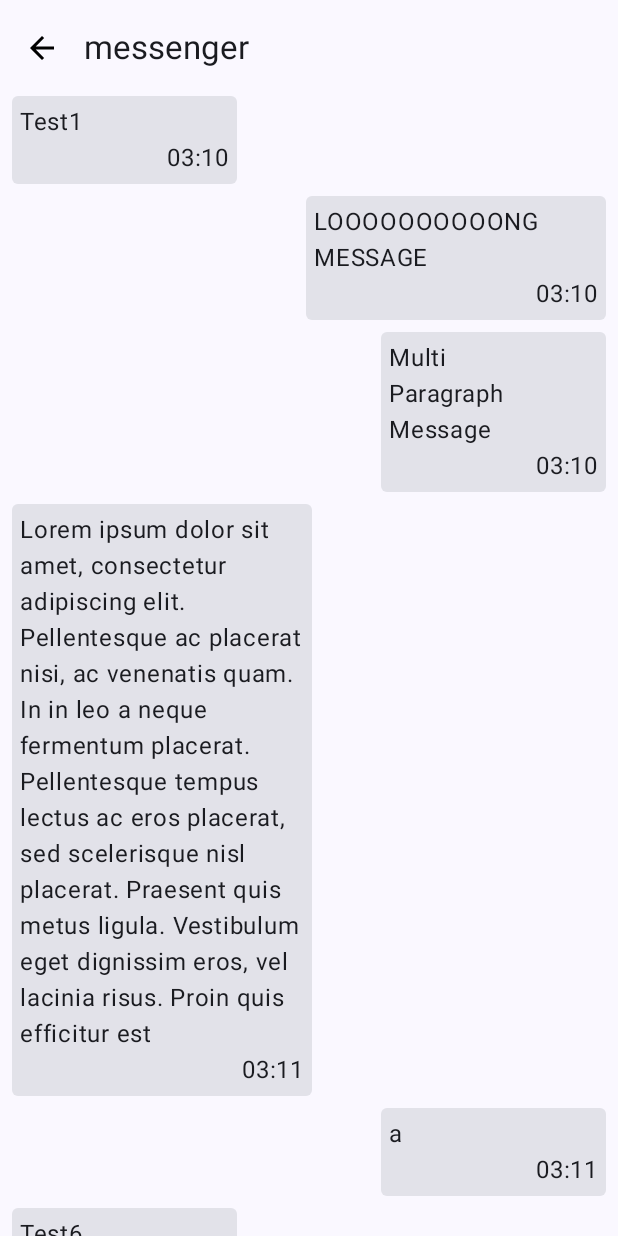
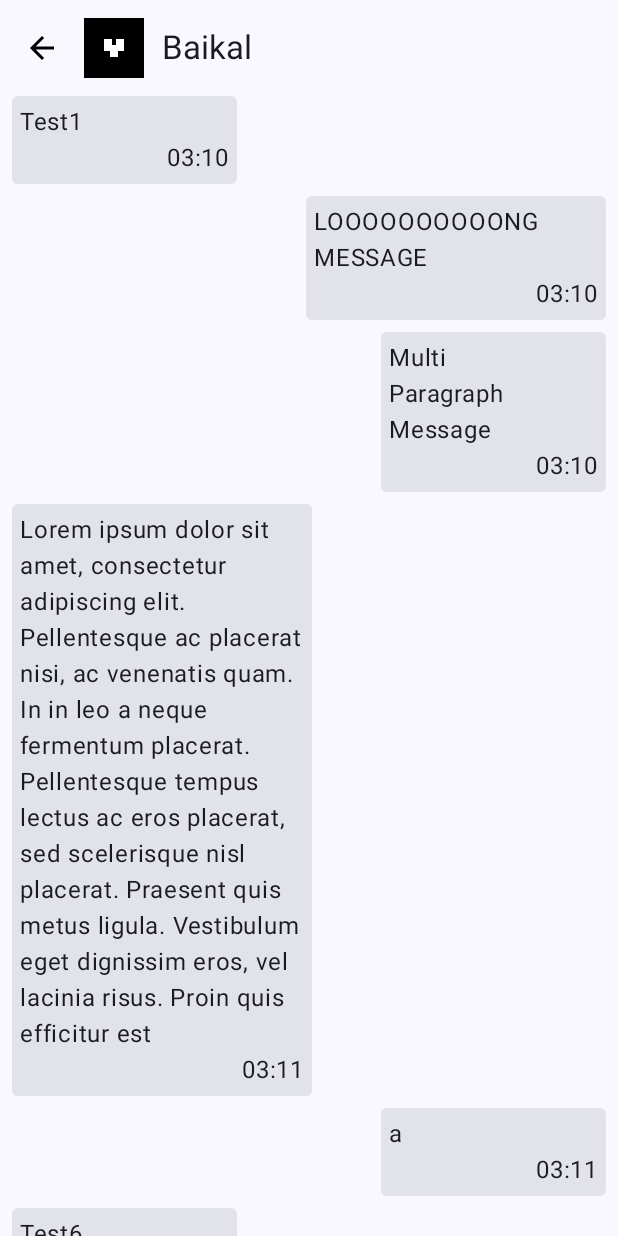
Before and after one commit to AbdDinmukhamed/TI_Messenger, an Android app built with Jetpack Compose: the screen it shows after launch (MainActivity), after a tap on "Baikal", on a phone screen of 412 x 824 dp. Run offline under Robolectric (Android 15) with nearby library versions, the phone set to English and light mode, and no system bars.

Commit message:
adding dynamic top bar

```diff
--- a/app/src/main/java/com/example/ti_messenger/MessengerScreen.kt
+++ b/app/src/main/java/com/example/ti_messenger/MessengerScreen.kt
@@ -2,7 +2,9 @@ package com.example.ti_messenger
 
 import androidx.annotation.StringRes
 import androidx.compose.foundation.Image
+import androidx.compose.foundation.layout.Row
 import androidx.compose.foundation.layout.padding
+import androidx.compose.foundation.layout.size
 import androidx.compose.foundation.layout.statusBarsPadding
 import androidx.compose.material3.ExperimentalMaterial3Api
 import androidx.compose.material3.IconButton
@@ -11,9 +13,11 @@ import androidx.compose.material3.Text
 import androidx.compose.material3.TopAppBar
 import androidx.compose.runtime.Composable
 import androidx.compose.runtime.getValue
+import androidx.compose.ui.Alignment
 import androidx.compose.ui.Modifier
 import androidx.compose.ui.res.painterResource
 import androidx.compose.ui.res.stringResource
+import androidx.compose.ui.unit.dp
 import androidx.lifecycle.compose.collectAsStateWithLifecycle
 import androidx.lifecycle.viewmodel.compose.viewModel
 import androidx.navigation.NavHostController
@@ -21,6 +25,7 @@ import androidx.navigation.compose.NavHost
 import androidx.navigation.compose.composable
 import androidx.navigation.compose.currentBackStackEntryAsState
 import androidx.navigation.compose.rememberNavController
+import com.example.ti_messenger.data.ChatUiState
 import com.example.ti_messenger.ui.contacts.ContactsViewModel
 import com.example.ti_messenger.ui.chat.ChatScreen
 import com.example.ti_messenger.ui.chat.ChatViewModel
@@ -33,24 +38,68 @@ enum class MessengerScreen(@StringRes val title: Int) {
 
 @OptIn(ExperimentalMaterial3Api::class)
 @Composable
-fun MessengerAppBar(
-    currentScreen: MessengerScreen,
+fun ContactsBar(modifier: Modifier = Modifier){
+    TopAppBar(
+        title = {Text(stringResource(MessengerScreen.Contacts.title))},
+        modifier = modifier
+    )
+}
+
+@OptIn(ExperimentalMaterial3Api::class)
+@Composable
+fun ChatBar(
+    chatUiState: ChatUiState,
     navigateUp: () -> Unit,
-    modifier: Modifier = Modifier
+    modifier: Modifier = Modifier,
 ) {
     TopAppBar(
-        title = { Text(stringResource(currentScreen.title)) },
         modifier = modifier,
         navigationIcon = {
-            IconButton(onClick = navigateUp) {
+            IconButton(onClick = navigateUp){
                 Image(
                     painter = painterResource(R.drawable.arrow_back),
                     contentDescription = stringResource(R.string.back_button)
                 )
             }
+        },
+        title = {
+            Row(verticalAlignment = Alignment.CenterVertically){
+                Image(
+                    painter = painterResource(chatUiState.profilePicture),
+                    contentDescription = null,
+                    modifier = Modifier.size(40.dp),
+                )
+
+                Text(
+                    text = chatUiState.nickname,
+                    modifier = Modifier.padding(12.dp)
+                )
+            }
         }
     )
 }
+
+@Composable
+fun MessengerAppBar(
+    chatUiState: ChatUiState,
+    currentScreen: MessengerScreen,
+    navigateUp: () -> Unit,
+    modifier: Modifier = Modifier
+){
+    when (currentScreen) {
+        MessengerScreen.Contacts -> {
+            ContactsBar(modifier = modifier)
+        }
+        MessengerScreen.Messenger -> {
+            ChatBar(
+                chatUiState = chatUiState,
+                navigateUp = navigateUp,
+                modifier = modifier
+            )
+        }
+    }
+}
+
 
 
 @Composable
@@ -68,6 +117,7 @@ fun MessengerApp(
     Scaffold(
         topBar = {
             MessengerAppBar(
+                chatUiState = messages,
                 currentScreen = currentScreen,
                 navigateUp = { navController.navigateUp() }
             )
--- a/app/src/main/res/values/strings.xml
+++ b/app/src/main/res/values/strings.xml
@@ -1,5 +1,5 @@
 <resources>
-    <string name="app_name">TI_Messenger</string>
+    <string name="app_name">The Incheners Messenger</string>
     <string name="nicknameBaikal">Baikal</string>
     <string name="lastMessageBaikal">Yo</string>
     <string name="lastTimeBaikal">21:28</string>
```
